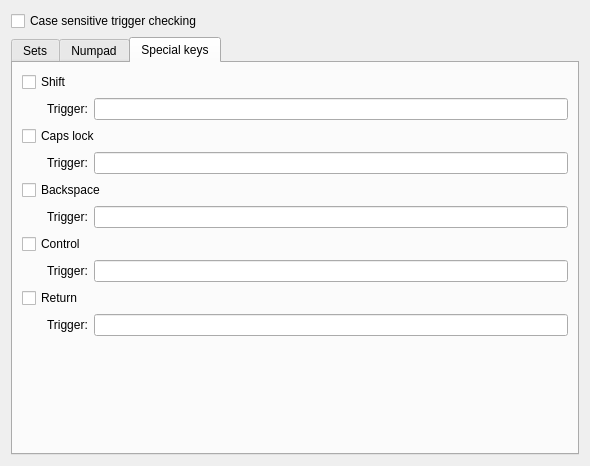
The window that plugins/Commands/Keyboard/keyboardconfigurationdlg.ui (KDE/simon) describes before a commit, drawn with Qt 5.
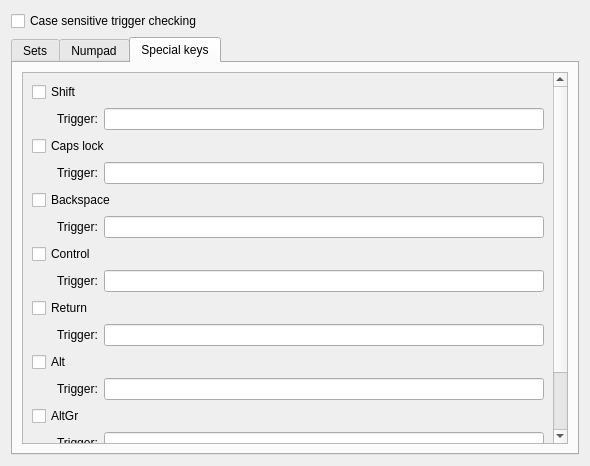
The same window after the commit. The open tabs and pages were chosen to show the change. Custom widgets are drawn as their Qt base class.

Commit message: Adding Alt, AltGr and Super buttons to the keyboard and fixing a bug that would prevent users from adding shortcut buttons

The edit to the form file:
```diff
--- a/plugins/Commands/Keyboard/keyboardconfigurationdlg.ui
+++ b/plugins/Commands/Keyboard/keyboardconfigurationdlg.ui
@@ -345,6 +345,21 @@
       </attribute>
       <layout class="QVBoxLayout" name="verticalLayout_2">
        <item>
+        <widget class="QScrollArea" name="scrollArea">
+         <property name="widgetResizable">
+          <bool>true</bool>
+         </property>
+         <widget class="QWidget" name="scrollAreaWidgetContents">
+          <property name="geometry">
+           <rect>
+            <x>0</x>
+            <y>0</y>
+            <width>541</width>
+            <height>492</height>
+           </rect>
+          </property>
+          <layout class="QVBoxLayout" name="verticalLayout_6">
+           <item>
         <widget class="QCheckBox" name="cbShift">
          <property name="text">
           <string>Shift</string>
@@ -600,17 +615,161 @@
         </layout>
        </item>
        <item>
-        <spacer name="verticalSpacer_2">
+            <widget class="QCheckBox" name="cbAlt">
+             <property name="text">
+              <string>Alt</string>
+             </property>
+             <property name="checked">
+              <bool>false</bool>
+             </property>
+            </widget>
+           </item>
+           <item>
+            <layout class="QHBoxLayout" name="horizontalLayout_9">
+             <item>
+              <spacer name="horizontalSpacer_8">
          <property name="orientation">
-          <enum>Qt::Vertical</enum>
-         </property>
+                <enum>Qt::Horizontal</enum>
+               </property>
+               <property name="sizeType">
+                <enum>QSizePolicy::Fixed</enum>
+               </property>
          <property name="sizeHint" stdset="0">
           <size>
-           <width>20</width>
-           <height>40</height>
+                 <width>25</width>
+                 <height>20</height>
           </size>
          </property>
         </spacer>
+             </item>
+             <item>
+              <layout class="QFormLayout" name="formLayout_9">
+               <item row="0" column="0">
+                <widget class="QLabel" name="label_11">
+                 <property name="enabled">
+                  <bool>true</bool>
+                 </property>
+                 <property name="text">
+                  <string>Trigger:</string>
+                 </property>
+                </widget>
+               </item>
+               <item row="0" column="1">
+                <widget class="KLineEdit" name="leAltTrigger">
+                 <property name="enabled">
+                  <bool>true</bool>
+                 </property>
+                </widget>
+               </item>
+              </layout>
+             </item>
+            </layout>
+           </item>
+           <item>
+            <widget class="QCheckBox" name="cbAltGr">
+             <property name="text">
+              <string>AltGr</string>
+             </property>
+             <property name="checked">
+              <bool>false</bool>
+             </property>
+            </widget>
+           </item>
+           <item>
+            <layout class="QHBoxLayout" name="horizontalLayout_10">
+             <item>
+              <spacer name="horizontalSpacer_9">
+               <property name="orientation">
+                <enum>Qt::Horizontal</enum>
+               </property>
+               <property name="sizeType">
+                <enum>QSizePolicy::Fixed</enum>
+               </property>
+               <property name="sizeHint" stdset="0">
+                <size>
+                 <width>25</width>
+                 <height>20</height>
+                </size>
+               </property>
+              </spacer>
+             </item>
+             <item>
+              <layout class="QFormLayout" name="formLayout_10">
+               <item row="0" column="0">
+                <widget class="QLabel" name="label_12">
+                 <property name="enabled">
+                  <bool>true</bool>
+                 </property>
+                 <property name="text">
+                  <string>Trigger:</string>
+                 </property>
+                </widget>
+               </item>
+               <item row="0" column="1">
+                <widget class="KLineEdit" name="leAltGrTrigger">
+                 <property name="enabled">
+                  <bool>true</bool>
+                 </property>
+                </widget>
+               </item>
+              </layout>
+             </item>
+            </layout>
+           </item>
+           <item>
+            <widget class="QCheckBox" name="cbSuper">
+             <property name="text">
+              <string>Super</string>
+             </property>
+             <property name="checked">
+              <bool>false</bool>
+             </property>
+            </widget>
+           </item>
+           <item>
+            <layout class="QHBoxLayout" name="horizontalLayout_11">
+             <item>
+              <spacer name="horizontalSpacer_10">
+               <property name="orientation">
+                <enum>Qt::Horizontal</enum>
+               </property>
+               <property name="sizeType">
+                <enum>QSizePolicy::Fixed</enum>
+               </property>
+               <property name="sizeHint" stdset="0">
+                <size>
+                 <width>25</width>
+                 <height>20</height>
+                </size>
+               </property>
+              </spacer>
+             </item>
+             <item>
+              <layout class="QFormLayout" name="formLayout_11">
+               <item row="0" column="0">
+                <widget class="QLabel" name="label_13">
+                 <property name="enabled">
+                  <bool>true</bool>
+                 </property>
+                 <property name="text">
+                  <string>Trigger:</string>
+                 </property>
+                </widget>
+               </item>
+               <item row="0" column="1">
+                <widget class="KLineEdit" name="leSuperTrigger">
+                 <property name="enabled">
+                  <bool>true</bool>
+                 </property>
+                </widget>
+               </item>
+              </layout>
+             </item>
+            </layout>
+           </item>
+          </layout>
+         </widget>
+        </widget>
        </item>
       </layout>
      </widget>
```
Left out of the diff: 2 changed lines with no effect on the pictures. Lines whose indentation alone changed are shown as unchanged. The commit also changes 7 other files.
